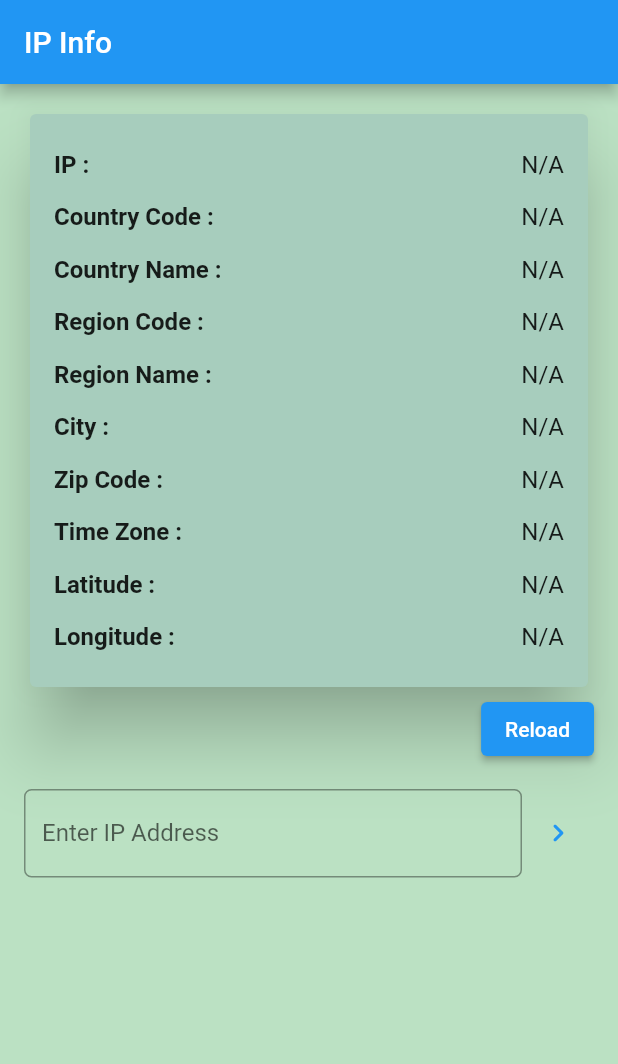
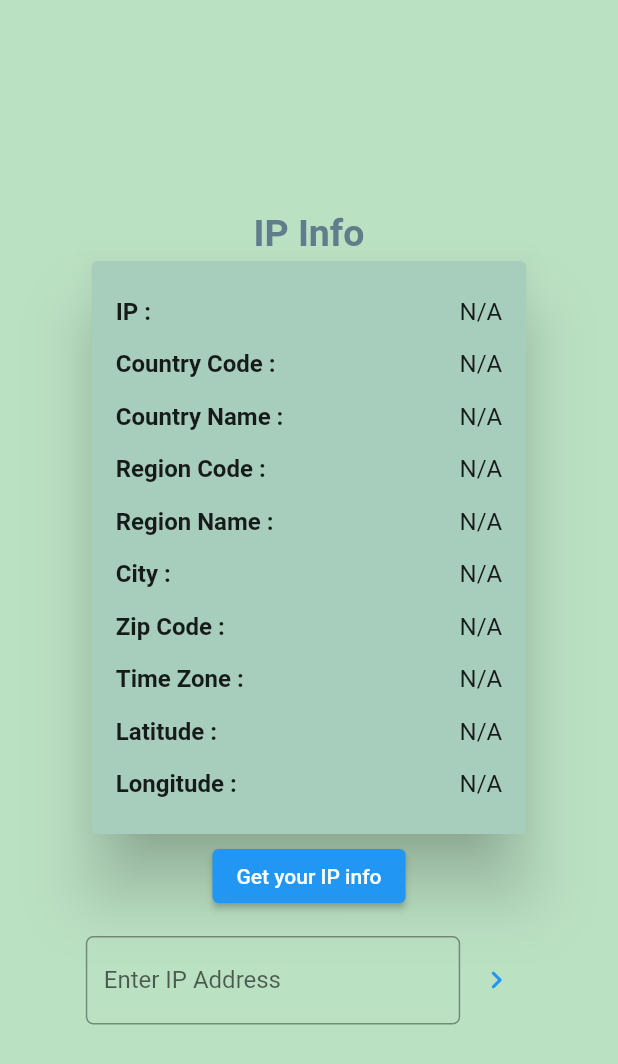
Before and after one commit to shivmsahu/ip_info, a Flutter app: the screen it shows after launch, on a phone screen of 412 x 824 dp. Shown: the top 1064 px of the screen. Run offline on Flutter 3.47's test engine with Material 2 defaults, Android fonts, the phone set to English and light mode, and no system bars; our stand-ins replace flutter_dotenv, loading_animation_widget; network calls fail.

Commit message:
Web changes

```diff
--- a/lib/home_screen.dart
+++ b/lib/home_screen.dart
@@ -37,6 +37,8 @@ class _HomeScreenState extends State<HomeScreen> {
     }
     var res = await ApiHandler.apiCall(ipAddress: ipAddress);
     if (res.isSuccess) {
+      ScaffoldMessenger.of(context).showSnackBar(
+          SnackBar(content: Text(ipAddress.isEmpty ? "Showing your IP info" : "Showing IP info of $ipAddress")));
       if (mounted) {
         setState(() {
           _model = res.data;
@@ -55,29 +57,35 @@ class _HomeScreenState extends State<HomeScreen> {
 
   @override
   Widget build(BuildContext context) {
+    final width = MediaQuery.of(context).size.width;
     return Scaffold(
         backgroundColor: const Color(0xffBBE1C3),
-        appBar: AppBar(
-          title: const Text("IP Info"),
-        ),
+        // appBar: AppBar(
+        //   title: const Text("IP Info"),
+        // ),
         body: SafeArea(
           child: Stack(
             children: [
-              Container(
+              Center(
+                child: Container(
+                  width: width * (width > 550 ? 0.6 : 0.8),
                   padding: const EdgeInsets.all(16.0),
                   child: SingleChildScrollView(
                     child: Column(
                       children: [
+                        const Text(
+                          "IP Info",
+                          style: TextStyle(
+                              fontSize: 25,
+                              color: Colors.blueGrey,
+                            fontWeight: FontWeight.bold
+                          ),
+                        ),
                         if (_model != null) DisplayIpData(model: _model!),
-                      Row(
-                        children: [
-                          const Spacer(),
-                          ElevatedButton(
+                        Center(
+                          child: ElevatedButton(
                               onPressed: getData,
-                              child: Text(_model == null
-                                  ? "Get your IP info"
-                                  : "Reload")),
-                        ],
+                              child: const Text("Get your IP info")),
                         ),
                         const SizedBox(
                           height: 16,
@@ -91,8 +99,8 @@ class _HomeScreenState extends State<HomeScreen> {
                                   label: Text("Enter IP Address"),
                                   hintText: "Eg: 0.0.0.0",
                                   border: OutlineInputBorder(
-                                    borderRadius:
-                                        BorderRadius.all(Radius.circular(5.0)),
+                                      borderRadius: BorderRadius.all(
+                                          Radius.circular(5.0)),
                                       borderSide: BorderSide(width: 1)),
                                 ),
                                 controller: _controller,
@@ -114,12 +122,15 @@ class _HomeScreenState extends State<HomeScreen> {
                     ),
                   ),
                 ),
+              ),
               if (showLoader)
                 Container(
+                  height: MediaQuery.of(context).size.height,
                     color: Colors.grey.withOpacity(0.5),
                     child: Center(
                         child: LoadingAnimationWidget.fourRotatingDots(
-                            color: Theme.of(context).primaryColor, size: 50)))
+                            color: Theme.of(context).primaryColor,
+                            size: 50)))
             ],
           ),
         ));
```
Also changed, not shown: pubspec.lock, 3 other files. Lines whose indentation alone changed are shown as unchanged.
